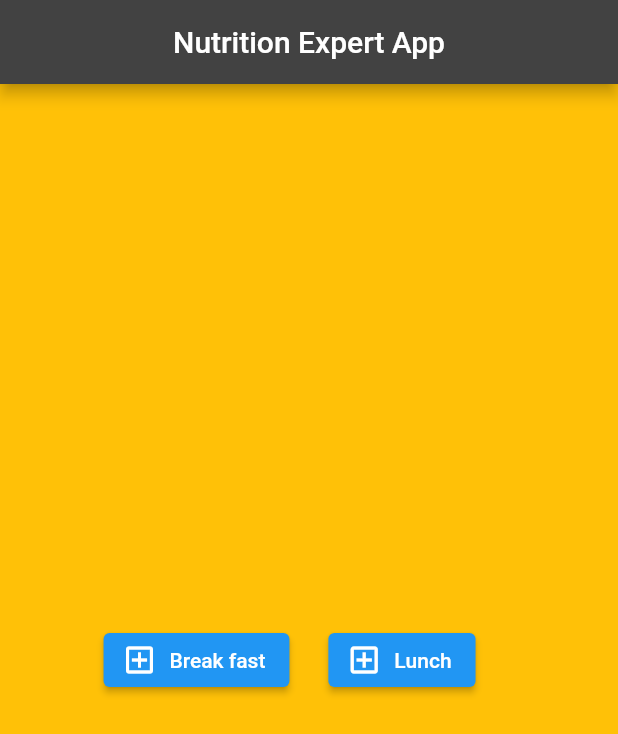
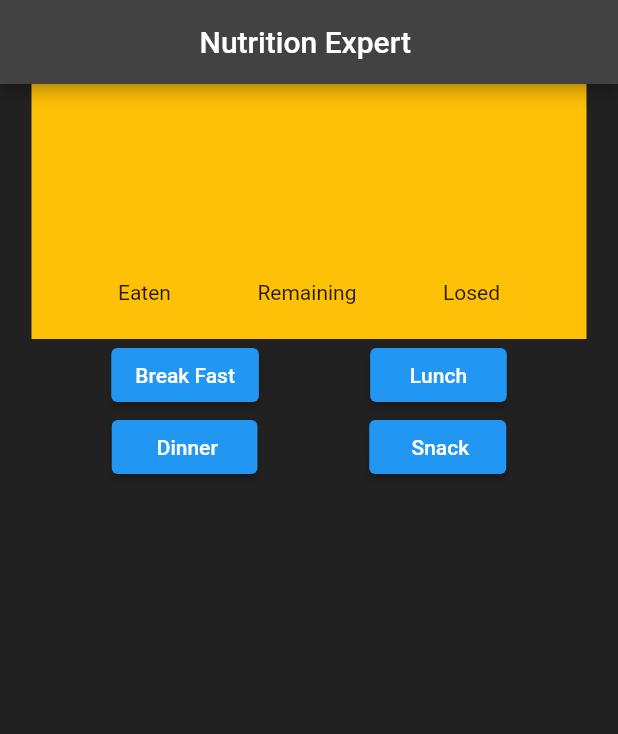
Before and after one commit to jash411/NeX-app1, a Flutter app: the screen it shows after launch, on a phone screen of 412 x 824 dp. Shown: the top 734 px of the screen. Run offline on Flutter 3.47's test engine with Material 2 defaults, Android fonts, the phone set to English and light mode, and no system bars.

Commit message:
3rd commit by modifying the button cordinations in rows

```diff
--- a/lib/main.dart
+++ b/lib/main.dart
@@ -8,70 +8,64 @@ class Nutrition extends StatelessWidget {
     return Scaffold(
       backgroundColor: Colors.grey[900],
       appBar: AppBar(
-        title: Text('Nutrition Expert App'),
+        title: Text('Nutrition Expert '),
         centerTitle: true,
         backgroundColor: Colors.grey[800],
       ),
+
+
         body: Column(
-        children: <Widget>[
-          Expanded(
-              child: Container(
+
+          children: [
+            Container(
+              height: 170,
+              width: 370,
+              // padding: EdgeInsets.symmetric(vertical: 30,horizontal: 70),
               color: Colors.amber,
-                  child: Padding(
-                      padding: const EdgeInsets.all(8.0),
+                  child:Align(
+                    alignment: Alignment(-.6, .7),
                     child: Row(
-
-        mainAxisAlignment: MainAxisAlignment.center,
-        // mainAxisSize: MAinAxisSize.max,
-        crossAxisAlignment: CrossAxisAlignment.center,
-
-        children: <Widget>[
-
-          Container(
-            // padding: EdgeInsets.symmetric(vertical: 40, horizontal: 40),
-            child: Align(
-              // alignment: Alignment.bottomRight,
-              child: ElevatedButton.icon(
-                onPressed: (){
-                  print('Break fast added');
-                },
-                icon: Icon(
-                  Icons.add_box_outlined,
+                      mainAxisAlignment: MainAxisAlignment.spaceEvenly,
+                       children: [
+                         Text('Eaten'),
+                         Text('Remaining'),
+                         Text('Losed')
+                       ],
                       ),
-                label: Text('Break fast'),
-              )
                      ),
                          ),
 
-          Container(
-            // color: Colors.lightBlue,
-              height: 100,
-              // height: MediaQuery.of(context).size.height * 0.5,
-            width: 150,
-            // padding: EdgeInsets.symmetric(vertical: 0,horizontal: 0),
-            child: Align(
-              alignment: Alignment.center,
-              child: ElevatedButton.icon(
-                onPressed: (){
-                  print('lunch added');
-                },
-                icon: Icon(
-                  Icons.add_box_outlined,
+            Row(
+
+              mainAxisAlignment: MainAxisAlignment.spaceEvenly,
+              children: [
+                ElevatedButton(
+                  onPressed: () {},
+                  child: Text('Break Fast'),
                 ),
-                label: Text('Lunch'),
-              )
+                ElevatedButton(
+                  onPressed: () {},
+                  child: Text('Lunch      ', textAlign: TextAlign.center,),
+                ),
+              ],
+            ),
+            Row(
+              mainAxisAlignment: MainAxisAlignment.spaceEvenly,
+              children: [
+                ElevatedButton(
+                  onPressed: () {},
+                  child: Text(' Dinner      ',
+                    textAlign: TextAlign.center,),
+                              ),
 
 
-          )
-          )
+                ElevatedButton(
+                  onPressed: () {},
+                  child: Text(' Snack     ', textAlign: TextAlign.center,),
+                ),
               ],
             ),
-
-      )
-              )
-          )
           ],
-
 
        )
 
```
Lines whose indentation alone changed are shown as unchanged.
